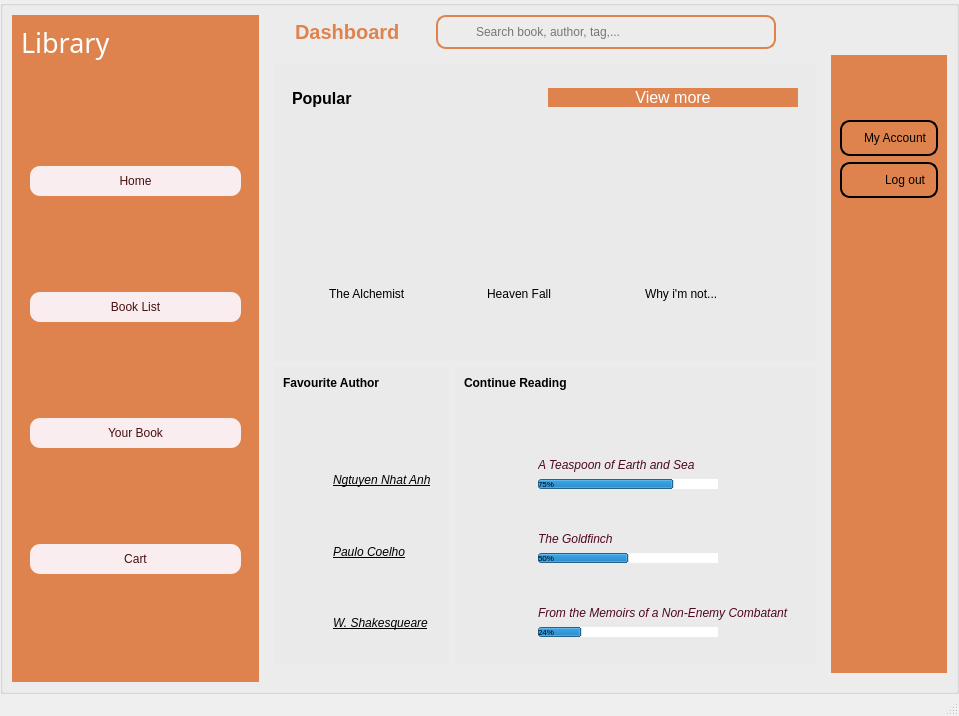
First picture: the form in BMS/mainwindow.ui, repository hoangtrungnguyen1010/Library-Management, before the edit.
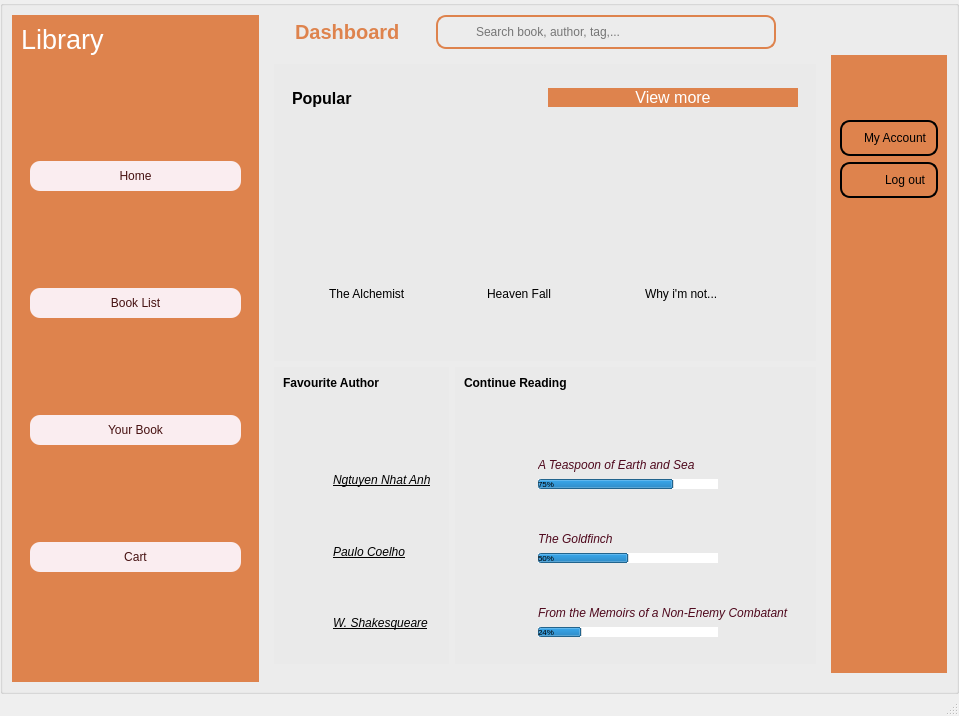
Second picture: the form after the edit. The open tabs and pages were chosen to show the change. Icons and pictures are not drawn.

The edit to the form file:
```diff
--- a/BMS/mainwindow.ui
+++ b/BMS/mainwindow.ui
@@ -88,9 +88,7 @@
             </property>
             <property name="font">
              <font>
-              <family>Freestyle Script</family>
               <pointsize>20</pointsize>
-              <weight>50</weight>
               <italic>false</italic>
               <bold>false</bold>
              </font>
```
Left out of the diff: 18 changed lines with no effect on the pictures.
